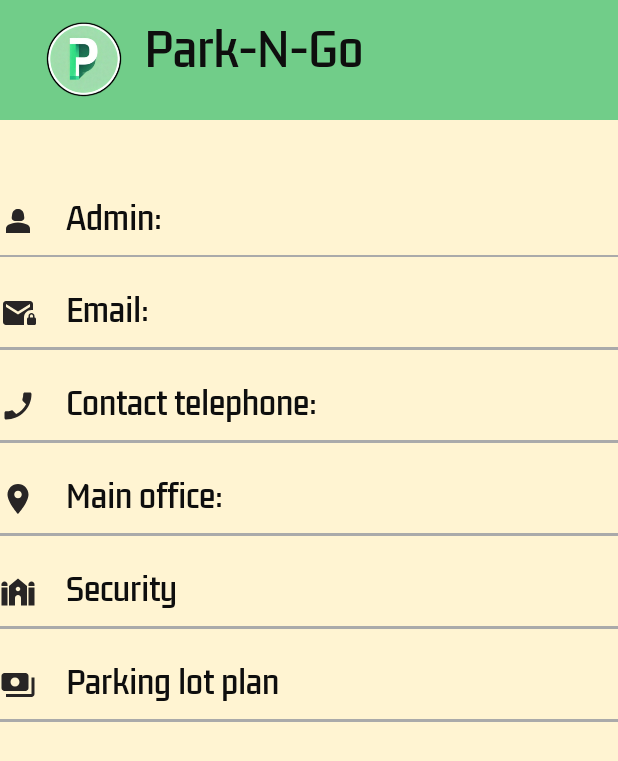
After one commit to minhtrannhat/coen390, an Android app: the admin_settings screen opened directly, with no data from a screen before it, on a phone screen of 412 x 824 dp. The commit adds this screen. Shown: the top 761 px of the screen. Run offline under Robolectric (Android 15) with nearby library versions, the phone set to English and light mode, and no system bars; our stand-ins replace Firebase (no records; nobody signed in at launch, a user with empty details on screens opened directly).

Commit message:
feat: added settings account
filler account for more flavour

```diff
--- a/coen390_android_app/app/src/main/AndroidManifest.xml
+++ b/coen390_android_app/app/src/main/AndroidManifest.xml
@@ -14,6 +14,12 @@
         android:supportsRtl="true"
         android:theme="@style/Theme.Coen390_app"
         tools:targetApi="31">
+        <activity
+            android:name=".Views.admin_settings"
+            android:exported="false" />
+        <activity
+            android:name=".Views.Connected_devices"
+            android:exported="false" />
         <activity
             android:name=".Views.AdminAddParkingLot"
             android:exported="false" />
--- a/coen390_android_app/app/src/main/java/com/example/coen390_app/Views/AdminHomeScreen.java
+++ b/coen390_android_app/app/src/main/java/com/example/coen390_app/Views/AdminHomeScreen.java
@@ -83,7 +83,8 @@ public class AdminHomeScreen extends AppCompatActivity {
 
 
         if (id == R.id.action_settings) {
-
+            Intent intent = new Intent(this, admin_settings.class);
+            startActivity(intent);
             return true;
         }
 
--- /dev/null
+++ b/coen390_android_app/app/src/main/java/com/example/coen390_app/Views/Connected_devices.java
@@ -0,0 +1,16 @@
+package com.example.coen390_app.Views;
+
+import androidx.appcompat.app.AppCompatActivity;
+
+import android.os.Bundle;
+
+import com.example.coen390_app.R;
+
+public class Connected_devices extends AppCompatActivity {
+
+    @Override
+    protected void onCreate(Bundle savedInstanceState) {
+        super.onCreate(savedInstanceState);
+        setContentView(R.layout.activity_connected_devices);
+    }
+}
--- /dev/null
+++ b/coen390_android_app/app/src/main/java/com/example/coen390_app/Views/admin_settings.java
@@ -0,0 +1,102 @@
+package com.example.coen390_app.Views;
+
+import androidx.annotation.NonNull;
+import androidx.appcompat.app.AppCompatActivity;
+import androidx.appcompat.widget.Toolbar;
+
+import android.os.Bundle;
+import android.widget.TextView;
+
+import com.example.coen390_app.Controllers.ParkingLotProfileFirebaseHelper;
+import com.example.coen390_app.R;
+import com.google.firebase.database.DataSnapshot;
+import com.google.firebase.database.DatabaseError;
+import com.google.firebase.database.DatabaseReference;
+import com.google.firebase.database.FirebaseDatabase;
+import com.google.firebase.database.ValueEventListener;
+
+
+
+import org.w3c.dom.Text;
+
+public class admin_settings extends AppCompatActivity {
+
+    private ParkingLotProfileFirebaseHelper dbHelper;
+
+    static boolean firstCall = true;
+
+    static String name= "", address= "", email= "",telephone= "";
+
+    TextView vname,vaddress,vemail,vtel;
+
+    @Override
+    protected void onCreate(Bundle savedInstanceState) {
+        super.onCreate(savedInstanceState);
+        setContentView(R.layout.activity_admin_settings);
+
+        dbHelper = new ParkingLotProfileFirebaseHelper();
+
+        Toolbar toolbar = findViewById(R.id.toolbar);
+        setSupportActionBar(toolbar);
+        getSupportActionBar().setDisplayShowTitleEnabled(false);
+
+
+        if(firstCall == true){
+            getFirebaseData();
+            firstCall = false;
+        }
+        else{
+            vname = findViewById(R.id.admin_settings_name);
+            vaddress = findViewById(R.id.admin_settings_location);
+            vemail = findViewById(R.id.admin_settings_email);
+            vtel = findViewById(R.id.admin_settings_tel);
+
+            vname.setText("Name: " + name);
+            vaddress.setText("Address: " + address);
+            vemail.setText("Email: " + email);
+            vtel.setText("Contact telephone : +1 " + telephone);
+        }
+
+
+
+    }
+
+
+    private void getFirebaseData(){
+        DatabaseReference databaseReference = FirebaseDatabase
+                .getInstance("https://test-hw-project-86ca6-default-rtdb.firebaseio.com")
+                .getReference().child("Test")
+                .child("lots")
+                .child("Lb_building");
+
+        databaseReference.addListenerForSingleValueEvent(new ValueEventListener() {
+            @Override
+            public void onDataChange(@NonNull DataSnapshot dataSnapshot) {
+                if (dataSnapshot.exists()) {
+
+                    //set textView
+                    name = (dataSnapshot.child("lot_owner").getValue(String.class)).toString();
+                    telephone = (dataSnapshot.child("owner_tel").getValue(String.class));
+                    email = (dataSnapshot.child("owner_email").getValue(String.class));
+                    address =dataSnapshot.child("address").getValue(String.class);
+
+
+                    vname = findViewById(R.id.admin_settings_name);
+                    vaddress = findViewById(R.id.admin_settings_location);
+                    vemail = findViewById(R.id.admin_settings_email);
+                    vtel = findViewById(R.id.admin_settings_tel);
+
+                    vname.setText("Name: " + name);
+                    vaddress.setText("Address: " + address);
+                    vemail.setText("Email: " + email);
+                    vtel.setText("Contact telephone : +1 " + telephone);
+                }
+            }
+
+            @Override
+            public void onCancelled(@NonNull DatabaseError error) {
+
+            }
+        });
+    }
+}
--- /dev/null
+++ b/coen390_android_app/app/src/main/res/drawable/baseline_mail_lock_24.xml
@@ -0,0 +1,6 @@
+<vector android:height="24dp" android:tint="#282525"
+    android:viewportHeight="24" android:viewportWidth="24"
+    android:width="24dp" xmlns:android="http://schemas.android.com/apk/res/android">
+    <path android:fillColor="@android:color/white" android:pathData="M22,9.97V6c0,-1.1 -0.9,-2 -2,-2H4C2.9,4 2.01,4.9 2.01,6L2,18c0,1.1 0.9,2 2,2h12v-5.03c0,-2.76 2.24,-5 5,-5H22zM20,8l-8,5L4,8V6l8,5l8,-5V8z"/>
+    <path android:fillColor="@android:color/white" android:pathData="M23,15v-1c0,-1.1 -0.9,-2 -2,-2s-2,0.9 -2,2v1c-0.55,0 -1,0.45 -1,1v3c0,0.55 0.45,1 1,1h4c0.55,0 1,-0.45 1,-1v-3C24,15.45 23.55,15 23,15zM22,15h-2v-1c0,-0.55 0.45,-1 1,-1s1,0.45 1,1V15z"/>
+</vector>
--- /dev/null
+++ b/coen390_android_app/app/src/main/res/drawable/baseline_payments_24.xml
@@ -0,0 +1,5 @@
+<vector android:height="24dp" android:tint="#282525"
+    android:viewportHeight="24" android:viewportWidth="24"
+    android:width="24dp" xmlns:android="http://schemas.android.com/apk/res/android">
+    <path android:fillColor="@android:color/white" android:pathData="M19,14L19,6c0,-1.1 -0.9,-2 -2,-2L3,4c-1.1,0 -2,0.9 -2,2v8c0,1.1 0.9,2 2,2h14c1.1,0 2,-0.9 2,-2zM10,13c-1.66,0 -3,-1.34 -3,-3s1.34,-3 3,-3 3,1.34 3,3 -1.34,3 -3,3zM23,7v11c0,1.1 -0.9,2 -2,2L4,20v-2h17L21,7h2z"/>
+</vector>
--- /dev/null
+++ b/coen390_android_app/app/src/main/res/drawable/baseline_person_2_24.xml
@@ -0,0 +1,6 @@
+<vector android:height="24dp" android:tint="#282525"
+    android:viewportHeight="24" android:viewportWidth="24"
+    android:width="24dp" xmlns:android="http://schemas.android.com/apk/res/android">
+    <path android:fillColor="@android:color/white" android:pathData="M18.39,14.56C16.71,13.7 14.53,13 12,13c-2.53,0 -4.71,0.7 -6.39,1.56C4.61,15.07 4,16.1 4,17.22V20h16v-2.78C20,16.1 19.39,15.07 18.39,14.56z"/>
+    <path android:fillColor="@android:color/white" android:pathData="M9.78,12h4.44c1.21,0 2.14,-1.06 1.98,-2.26l-0.32,-2.45C15.57,5.39 13.92,4 12,4S8.43,5.39 8.12,7.29L7.8,9.74C7.64,10.94 8.57,12 9.78,12z"/>
+</vector>
--- /dev/null
+++ b/coen390_android_app/app/src/main/res/drawable/baseline_phone_enabled_24.xml
@@ -0,0 +1,5 @@
+<vector android:height="24dp" android:tint="#282525"
+    android:viewportHeight="24" android:viewportWidth="24"
+    android:width="24dp" xmlns:android="http://schemas.android.com/apk/res/android">
+    <path android:fillColor="@android:color/white" android:pathData="M17.38,10.79l-2.2,-2.2c-0.28,-0.28 -0.36,-0.67 -0.25,-1.02 0.37,-1.12 0.57,-2.32 0.57,-3.57 0,-0.55 0.45,-1 1,-1H20c0.55,0 1,0.45 1,1 0,9.39 -7.61,17 -17,17 -0.55,0 -1,-0.45 -1,-1v-3.49c0,-0.55 0.45,-1 1,-1 1.24,0 2.45,-0.2 3.57,-0.57 0.35,-0.12 0.75,-0.03 1.02,0.24l2.2,2.2c2.83,-1.45 5.15,-3.76 6.59,-6.59z"/>
+</vector>
--- /dev/null
+++ b/coen390_android_app/app/src/main/res/drawable/baseline_place_24.xml
@@ -0,0 +1,5 @@
+<vector android:height="24dp" android:tint="#282525"
+    android:viewportHeight="24" android:viewportWidth="24"
+    android:width="24dp" xmlns:android="http://schemas.android.com/apk/res/android">
+    <path android:fillColor="@android:color/white" android:pathData="M12,2C8.13,2 5,5.13 5,9c0,5.25 7,13 7,13s7,-7.75 7,-13c0,-3.87 -3.13,-7 -7,-7zM12,11.5c-1.38,0 -2.5,-1.12 -2.5,-2.5s1.12,-2.5 2.5,-2.5 2.5,1.12 2.5,2.5 -1.12,2.5 -2.5,2.5z"/>
+</vector>
--- /dev/null
+++ b/coen390_android_app/app/src/main/res/drawable/baseline_synagogue_24.xml
@@ -0,0 +1,9 @@
+<vector android:height="24dp" android:tint="#282525"
+    android:viewportHeight="24" android:viewportWidth="24"
+    android:width="24dp" xmlns:android="http://schemas.android.com/apk/res/android">
+    <path android:fillColor="@android:color/white" android:pathData="M6,8v13h4v-5c0,-1.1 0.9,-2 2,-2s2,0.9 2,2v5h4V8l-6,-5L6,8zM13.5,10c0,0.83 -0.67,1.5 -1.5,1.5s-1.5,-0.67 -1.5,-1.5s0.67,-1.5 1.5,-1.5S13.5,9.17 13.5,10z"/>
+    <path android:fillColor="@android:color/white" android:pathData="M3,5C1.9,5 1,5.9 1,7v1h4V7C5,5.9 4.1,5 3,5z"/>
+    <path android:fillColor="@android:color/white" android:pathData="M1,9h4v12h-4z"/>
+    <path android:fillColor="@android:color/white" android:pathData="M21,5c-1.1,0 -2,0.9 -2,2v1h4V7C23,5.9 22.1,5 21,5z"/>
+    <path android:fillColor="@android:color/white" android:pathData="M19,9h4v12h-4z"/>
+</vector>
--- /dev/null
+++ b/coen390_android_app/app/src/main/res/layout/activity_admin_settings.xml
@@ -0,0 +1,130 @@
+<?xml version="1.0" encoding="utf-8"?>
+<LinearLayout xmlns:android="http://schemas.android.com/apk/res/android"
+    xmlns:app="http://schemas.android.com/apk/res-auto"
+    xmlns:tools="http://schemas.android.com/tools"
+    android:layout_width="match_parent"
+    android:layout_height="match_parent"
+    android:background="#fff4d2"
+    android:orientation="vertical"
+    tools:context=".Views.AdminHomeScreen">
+
+    <include
+        layout="@layout/toolbar"
+        android:layout_width="match_parent"
+        android:layout_height="80dp"
+        android:layout_alignParentTop="true" />
+
+
+    <TextView
+        android:id="@+id/admin_settings_name"
+        android:layout_width="match_parent"
+        android:layout_height="wrap_content"
+        android:layout_marginTop="50dp"
+        android:fontFamily="@font/kdamthmorproregular"
+        android:paddingBottom="0dp"
+        android:text="Admin: "
+        android:textColor="#0E0E0E"
+        android:textSize="20sp"
+        android:drawableLeft="@drawable/baseline_person_2_24"
+        android:drawablePadding="20dp"
+        tools:ignore="MissingConstraints" />
+
+    <View
+        android:layout_width="match_parent"
+        android:layout_height="1dp"
+        android:background="@android:color/darker_gray"
+        android:layout_marginTop="5dp"/>
+    <TextView
+        android:id="@+id/admin_settings_email"
+        android:layout_width="wrap_content"
+        android:layout_height="wrap_content"
+        android:layout_marginTop="20dp"
+        android:text="Email: "
+        android:textColor="#0E0E0E"
+        android:textSize="20sp"
+        android:fontFamily="@font/kdamthmorproregular"
+        android:paddingBottom="0dp"
+        android:drawableLeft="@drawable/baseline_mail_lock_24"
+        android:drawablePadding="20dp"
+        tools:ignore="MissingConstraints" />
+    <View
+        android:layout_width="match_parent"
+        android:layout_height="2dp"
+        android:background="@android:color/darker_gray"
+        android:layout_marginTop="5dp"/>
+    <TextView
+        android:id="@+id/admin_settings_tel"
+        android:layout_width="wrap_content"
+        android:layout_height="wrap_content"
+        android:layout_marginTop="20dp"
+        android:text="Contact telephone: "
+        android:textColor="#0E0E0E"
+        android:textSize="20sp"
+        android:fontFamily="@font/kdamthmorproregular"
+        android:paddingBottom="0dp"
+        android:drawableLeft="@drawable/baseline_phone_enabled_24"
+        android:drawablePadding="20dp"
+        tools:ignore="MissingConstraints" />
+    <View
+        android:layout_width="match_parent"
+        android:layout_height="2dp"
+        android:background="@android:color/darker_gray"
+        android:layout_marginTop="5dp"/>
+
+    <TextView
+        android:id="@+id/admin_settings_location"
+        android:layout_width="wrap_content"
+        android:layout_height="wrap_content"
+        android:layout_marginTop="20dp"
+        android:text="Main office: "
+        android:textColor="#0E0E0E"
+        android:textSize="20sp"
+        android:fontFamily="@font/kdamthmorproregular"
+        android:paddingBottom="0dp"
+        android:drawableLeft="@drawable/baseline_place_24"
+        android:drawablePadding="20dp"
+        tools:ignore="MissingConstraints" />
+    <View
+        android:layout_width="match_parent"
+        android:layout_height="2dp"
+        android:background="@android:color/darker_gray"
+        android:layout_marginTop="5dp"/>
+    <TextView
+        android:id="@+id/admin_settings_pass"
+        android:layout_width="wrap_content"
+        android:layout_height="wrap_content"
+        android:layout_marginTop="20dp"
+        android:text="Security"
+        android:textColor="#0E0E0E"
+        android:textSize="20sp"
+        android:fontFamily="@font/kdamthmorproregular"
+        android:paddingBottom="0dp"
+        android:drawableLeft="@drawable/baseline_synagogue_24"
+        android:drawablePadding="20dp"
+        tools:ignore="MissingConstraints" />
+    <View
+        android:layout_width="match_parent"
+        android:layout_height="2dp"
+        android:background="@android:color/darker_gray"
+        android:layout_marginTop="5dp"/>
+    <TextView
+        android:id="@+id/admin_settings_plan"
+        android:layout_width="wrap_content"
+        android:layout_height="wrap_content"
+        android:layout_marginTop="20dp"
+        android:text="Parking lot plan"
+        android:textColor="#0E0E0E"
+        android:textSize="20sp"
+        android:fontFamily="@font/kdamthmorproregular"
+        android:paddingBottom="0dp"
+        android:drawableLeft="@drawable/baseline_payments_24"
+        android:drawablePadding="20dp"
+        tools:ignore="MissingConstraints" />
+
+    <View
+        android:layout_width="match_parent"
+        android:layout_height="2dp"
+        android:background="@android:color/darker_gray"
+        android:layout_marginTop="5dp"/>
+
+</LinearLayout>
--- /dev/null
+++ b/coen390_android_app/app/src/main/res/layout/activity_connected_devices.xml
@@ -0,0 +1,9 @@
+<?xml version="1.0" encoding="utf-8"?>
+<androidx.constraintlayout.widget.ConstraintLayout xmlns:android="http://schemas.android.com/apk/res/android"
+    xmlns:app="http://schemas.android.com/apk/res-auto"
+    xmlns:tools="http://schemas.android.com/tools"
+    android:layout_width="match_parent"
+    android:layout_height="match_parent"
+    tools:context=".Views.Connected_devices">
+
+</androidx.constraintlayout.widget.ConstraintLayout>
```
